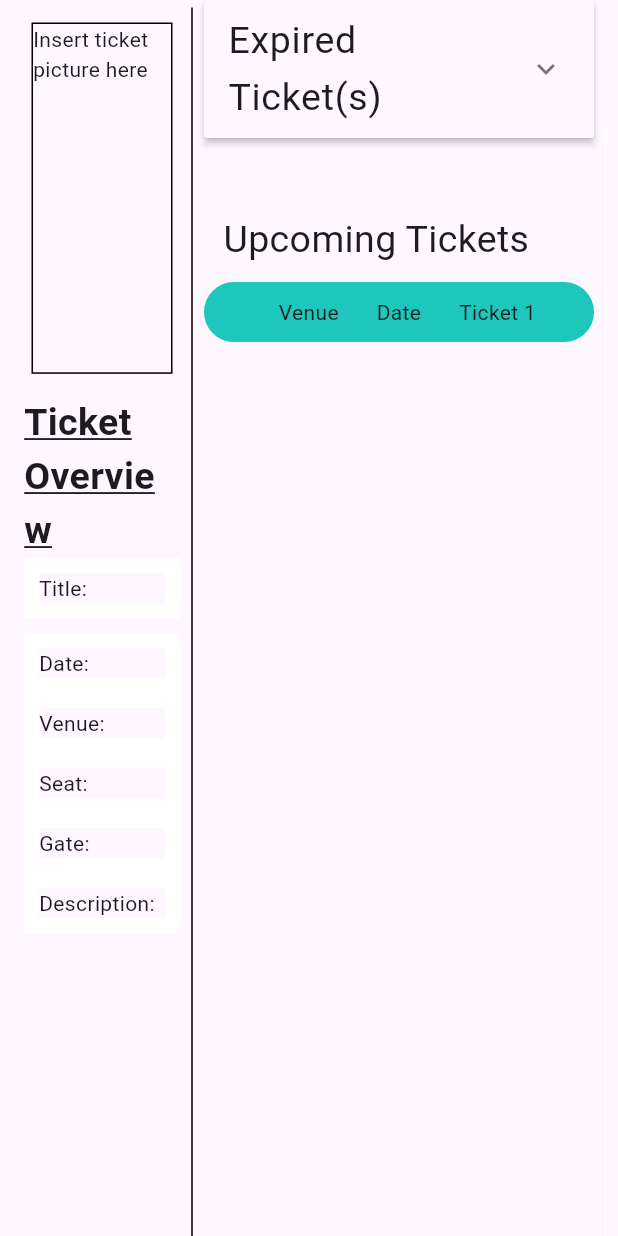
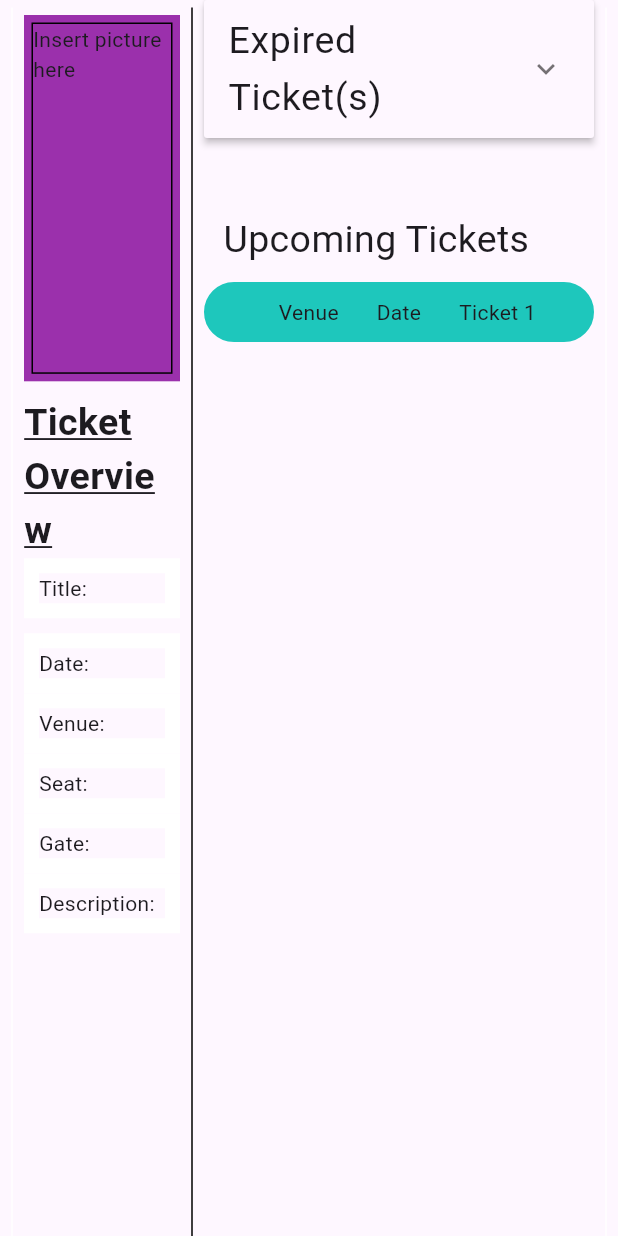
Before and after one commit to NDimish/HelioLunares, a Flutter app: the screen it shows after launch, on a phone screen of 412 x 824 dp. Run offline on Flutter 3.47's test engine with Material 2 defaults, Android fonts, the phone set to English and light mode, and no system bars.

Commit message:
- include colour in picture box

```diff
--- a/frontend/lib/main.dart
+++ b/frontend/lib/main.dart
@@ -19,6 +19,7 @@ class UniversityTicketingSystem extends StatelessWidget {
       ),
       debugShowCheckedModeBanner: false,
       home: UserBoughtTicketScreen(),
+      // home: BuyTicketScreen()
     );
   }
 }
--- a/frontend/lib/screens/user_bought_ticket_screen.dart
+++ b/frontend/lib/screens/user_bought_ticket_screen.dart
@@ -30,7 +30,7 @@ class _UserBoughtTicketScreenState extends State<UserBoughtTicketScreen> {
         ),
 
 
-        // left side of the screen
+          // left side of the screen
         Expanded(
           flex: 2,
           child: Column(
@@ -40,10 +40,27 @@ class _UserBoughtTicketScreenState extends State<UserBoughtTicketScreen> {
 
               const SizedBox(height: 10),
 
-              // left up screen
+              // // left up screen
+              // Expanded(
+              //   flex: 3,
+              //     child: Padding(
+              //       padding: const EdgeInsets.all(5.0),
+              //       child: Container(
+              //         decoration: BoxDecoration(
+              //           border: Border.all(
+              //             color: Colors.black,
+              //             width: 1
+              //           ),
+              //         ),
+              //         child: Text('Insert picture here'),
+              //       ),
+              //     )
+              // ),
+
               Expanded(
                 flex: 3,
-                child: Padding(
+                child: Container(
+                  color: Color.fromARGB(255, 155, 48, 172),
                   padding: const EdgeInsets.all(5.0),
                   child: Container(
                     decoration: BoxDecoration(
@@ -52,7 +69,7 @@ class _UserBoughtTicketScreenState extends State<UserBoughtTicketScreen> {
                         width: 1
                       ),
                     ),
-                    child: Text('Insert ticket picture here'),
+                    child: Text('Insert picture here'),
                   ),
                 )
               ),
@@ -194,6 +211,7 @@ class _UserBoughtTicketScreenState extends State<UserBoughtTicketScreen> {
           ),
         ),
 
+
         const VerticalDivider(
             thickness: 1,
             indent: 5,
@@ -251,71 +269,6 @@ class _UserBoughtTicketScreenState extends State<UserBoughtTicketScreen> {
                 ),
               )
 
-
-              // Expanded(
-              //   flex: 5,
-              //   child: Column(
-              //     crossAxisAlignment: CrossAxisAlignment.stretch,
-              //     mainAxisAlignment: MainAxisAlignment.start,
-              //     children: [
-              //       _buildCollapsible()
-              //     ],
-
-
-
-
-
-
-
-
-              //   ),
-              // ),
-
-
-
-
-              // Expanded(
-              //   flex: 5,
-              //   child: Column(
-              //     crossAxisAlignment: CrossAxisAlignment.stretch,
-              //     mainAxisAlignment: MainAxisAlignment.start,
-              //     children: [
-
-              //       const Text(
-              //         "Upcoming Tickets",
-              //         textAlign: TextAlign.left,
-              //         style: TextStyle(
-              //           fontSize: 25
-              //         ),
-              //       ),
-
-              //       const SizedBox(height: 10,),
-
-              //       Container(
-              //         decoration: BoxDecoration(
-              //           color: const Color.fromARGB(255, 30, 199, 188),
-              //           border: Border.all(
-              //               width: 10, color: const Color.fromARGB(255, 30, 199, 188)),
-              //           borderRadius: BorderRadius.circular(20),
-              //         ),
-              //         child: Row(
-              //           children: const [
-              //             Expanded(
-              //               child: Text ('Venue', textAlign: TextAlign.right),
-              //             ),
-              //             Expanded(
-              //               child: Text ('Date', textAlign: TextAlign.center),
-              //             ),
-              //             Expanded(
-              //               child: Text ('Ticket 1', textAlign: TextAlign.left),
-              //             )
-              //           ],
-              //         )
-              //       ),
-
-              //     ],
-              //   )
-              // ),
 
             ],
           ),
```
